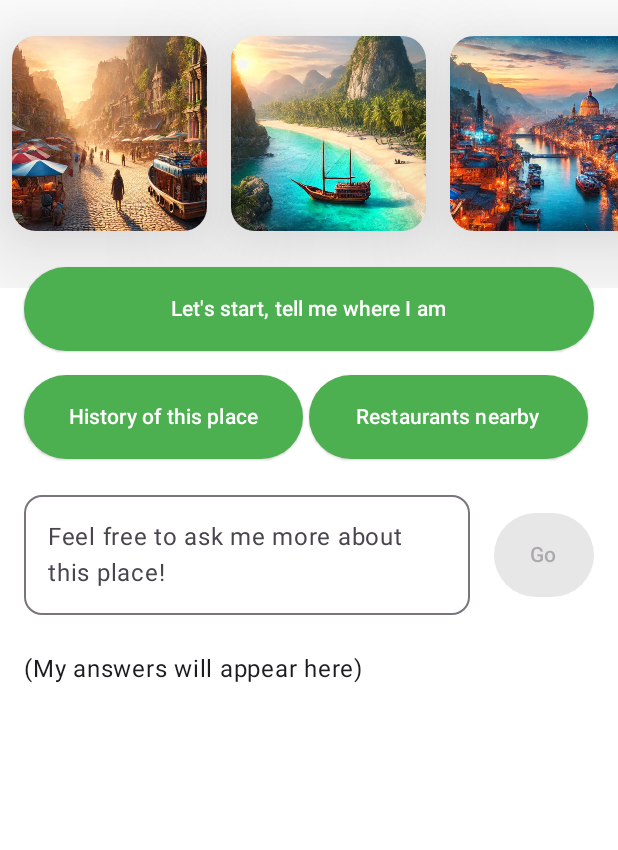
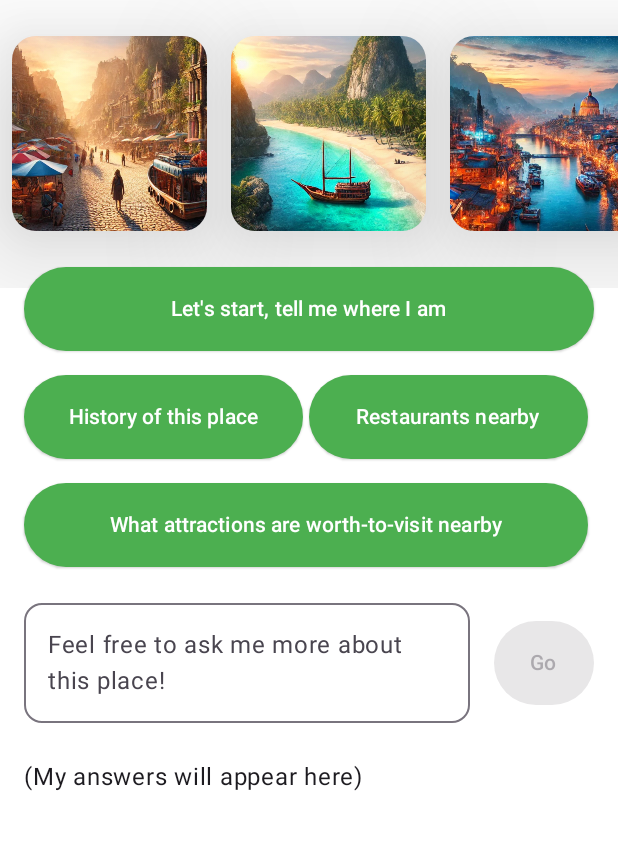
Before and after one commit to ravo9/Android_Learning_And_Self-Improvement_Project, an Android app built with Jetpack Compose: the screen it shows after launch (MainActivity), on a phone screen of 412 x 824 dp, the part 96-946 px from its top. Run offline under Robolectric (Android 15) with nearby library versions, the phone set to English and light mode, and no system bars; libraries missing offline, so code that uses them is left out: com.google.ai.client; 3 statements that could not run were skipped.

Commit message:
New button "Tourist spots" implemented

```diff
--- a/app/src/main/java/com/dreamcatcher/travelwithai/MainScreen.kt
+++ b/app/src/main/java/com/dreamcatcher/travelwithai/MainScreen.kt
@@ -44,13 +44,6 @@ import com.google.accompanist.permissions.ExperimentalPermissionsApi
 import com.google.accompanist.permissions.isGranted
 import com.google.accompanist.permissions.rememberPermissionState
 
-val images = arrayOf(
-    R.drawable.travel_1,
-    R.drawable.travel_2,
-    R.drawable.travel_3,
-    R.drawable.travel_4,
-)
-
 @OptIn(ExperimentalPermissionsApi::class)
 @Composable
 fun MainScreen() {
@@ -84,7 +77,7 @@ fun MainScreen() {
 
             item {
                 LazyRow(modifier = Modifier.fillMaxWidth()) {
-                    itemsIndexed(images) { index, image ->
+                    itemsIndexed(mainViewModel.getAIGeneratedImages()) { index, image ->
                         val roundedCornersValue = 16.dp
                         Card(
                             modifier = Modifier.padding(8.dp).requiredSize(130.dp),
@@ -151,6 +144,25 @@ fun MainScreen() {
             item {
                 Row(
                     modifier = Modifier.padding(
+                        horizontal = defaultPadding,
+                        vertical = defaultPaddingHalf,
+                    )
+                ) {
+                    Button(
+                        onClick = { mainViewModel.sendPrompt(MessageType.TOURIST_SPOTS) },
+                        modifier = Modifier
+                            .weight(1.0f)
+                            .align(Alignment.CenterVertically)
+                            .height(buttonHeight)
+                            .padding(end = defaultPaddingQuarter),
+                        elevation = ButtonDefaults.elevatedButtonElevation(),
+                    ) { Text(text = stringResource(R.string.tourist_spots)) }
+                }
+            }
+
+            item {
+                Row(
+                    modifier = Modifier.padding(
                         start = defaultPadding,
                         end = defaultPadding,
                         top = defaultPadding,
--- a/app/src/main/java/com/dreamcatcher/travelwithai/MainViewModel.kt
+++ b/app/src/main/java/com/dreamcatcher/travelwithai/MainViewModel.kt
@@ -69,6 +69,12 @@ enum class MessageType(private val template: String) {
                 "Do not mention these values in response. Don't confirm you understand me. " +
                 "Mention restaurants' names!"
     ),
+    TOURIST_SPOTS(
+        "Tell me about 5-6 most famous and important tourist spots/ attractions around this location that are worth to visit: " +
+                "Latitude: {latitude}, Longitude: {longitude}. " +
+                "Do not mention these values in response. Don't confirm you understand me. " +
+                "Behave like a tourist guide."
+    ),
     CUSTOM(
         "{prompt}. " +
                 "Please answer in relation to the place: " +
--- a/app/src/main/res/values/strings.xml
+++ b/app/src/main/res/values/strings.xml
@@ -8,4 +8,5 @@
     <string name="results_placeholder">(My answers will appear here)</string>
     <string name="restaurants_nearby">Restaurants nearby</string>
     <string name="history_of_this_place">History of this place</string>
+    <string name="tourist_spots">What attractions are worth-to-visit nearby</string>
 </resources>
```
